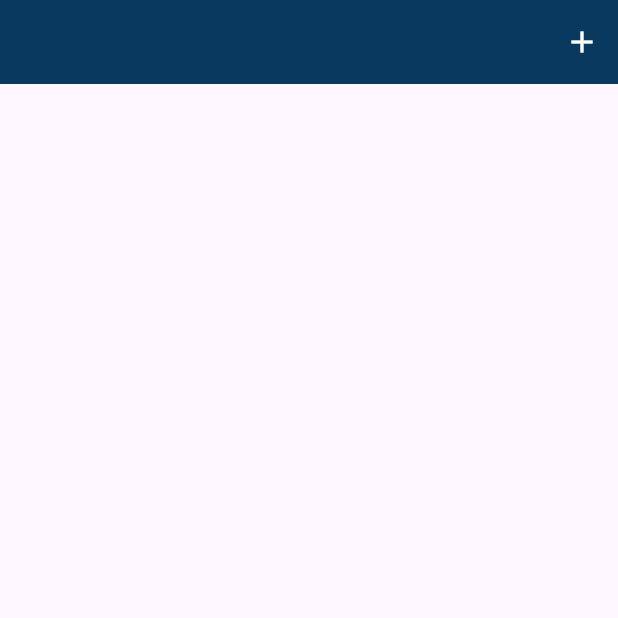
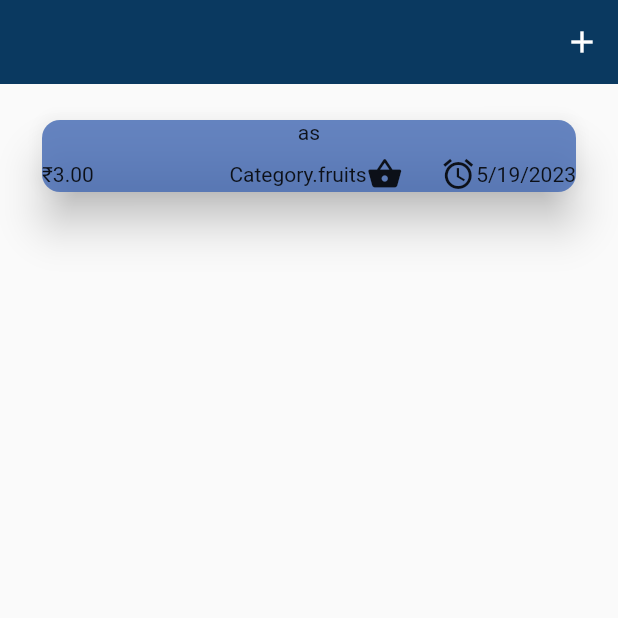
Before and after one commit to widejoy/expense-tracker, a Flutter app: the screen it shows after launch, on a phone screen of 412 x 824 dp, the top half of it. Run offline on Flutter 3.47's test engine with Material 2 defaults, Android fonts, the phone set to English and light mode, and no system bars; our stand-ins replace appwrite.

Commit message:
project functioning

```diff
--- a/expense_tracker/lib/expense.dart
+++ b/expense_tracker/lib/expense.dart
@@ -13,7 +13,7 @@ class Expenses extends StatefulWidget {
 }
 
 class _Expenses extends State<Expenses> {
-  final List<Expense> data = [];
+  final List<Expense> data = [Expense(customerName: 'as', amount: 3, date: DateTime.now(), category: Category.fruits)];
   void _openexpressovverlay() {
     showModalBottomSheet(
         context: context,
--- a/expense_tracker/lib/widgets/item.dart
+++ b/expense_tracker/lib/widgets/item.dart
@@ -11,6 +11,7 @@ class item extends StatelessWidget {
     return Padding(
       padding: const EdgeInsets.symmetric(horizontal: 20, vertical: 16),
       child: Card(
+        margin: const EdgeInsets.all(8),
         child: Column(
           children: [
             Text(expense.customerName),
--- a/expense_tracker/lib/widgets/library.dart
+++ b/expense_tracker/lib/widgets/library.dart
@@ -1,13 +1,9 @@
-import 'package:expense_tracker/expense.dart';
 import 'package:expense_tracker/models/expenses.dart';
 import 'package:expense_tracker/widgets/item.dart';
 import 'package:flutter/material.dart';
 
-
 class LibraryList extends StatelessWidget {
   const LibraryList(this.expenses, {super.key});
-
-
 
   final List<Expense> expenses;
   @override
@@ -15,6 +11,9 @@ class LibraryList extends StatelessWidget {
     return ListView.builder(
       itemCount: expenses.length,
       itemBuilder: (ctx, index) => Dismissible(
+        background: Container(
+          color: const Color.fromARGB(255, 254, 4, 4),
+        ),
         key: ValueKey(expenses[index]),
         child: item(expenses[index]),
         onDismissed: (direction) => expenses.remove(expenses[index]),
```
Also changed, not shown: expense_tracker/lib/main.dart (+9 -1 lines).
